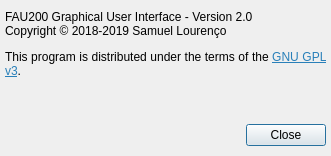
Above: src/about.ui from bloguetronica/fau200-gui before the change. Below: the same form after it.
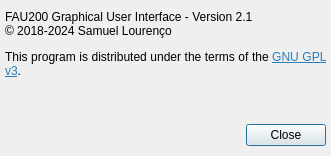
That is the form after the change. Icons and pictures are not drawn.

```diff
--- a/src/about.ui
+++ b/src/about.ui
@@ -65,7 +65,7 @@
     </rect>
    </property>
    <property name="text">
-    <string>&lt;html&gt;&lt;head/&gt;&lt;body&gt;&lt;p&gt;FAU200 Graphical User Interface - Version 2.0&lt;br/&gt;Copyright © 2018-2019 Samuel Lourenço&lt;/p&gt;&lt;p&gt;This program is distributed under the terms of the &lt;a href=&quot;http://www.gnu.org/licenses/gpl-3.0-standalone.html&quot;&gt;&lt;span style=&quot; text-decoration: underline; color:#2980b9;&quot;&gt;GNU GPL v3&lt;/span&gt;&lt;/a&gt;.&lt;/p&gt;&lt;/body&gt;&lt;/html&gt;</string>
+    <string>&lt;html&gt;&lt;head/&gt;&lt;body&gt;&lt;p&gt;FAU200 Graphical User Interface - Version 2.1&lt;br/&gt;© 2018-2024 Samuel Lourenço&lt;/p&gt;&lt;p&gt;This program is distributed under the terms of the &lt;a href=&quot;http://www.gnu.org/licenses/gpl-3.0-standalone.html&quot;&gt;&lt;span style=&quot; text-decoration: underline; color:#2980b9;&quot;&gt;GNU GPL v3&lt;/span&gt;&lt;/a&gt;.&lt;/p&gt;&lt;/body&gt;&lt;/html&gt;</string>
    </property>
    <property name="alignment">
     <set>Qt::AlignJustify|Qt::AlignTop</set>
```
